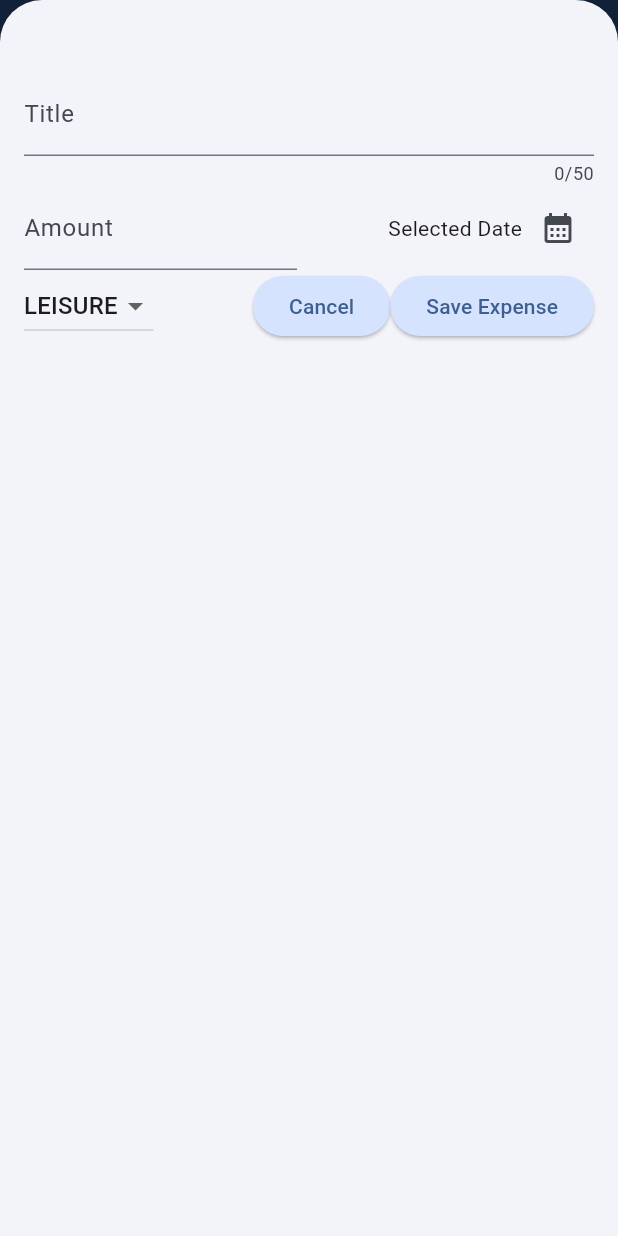
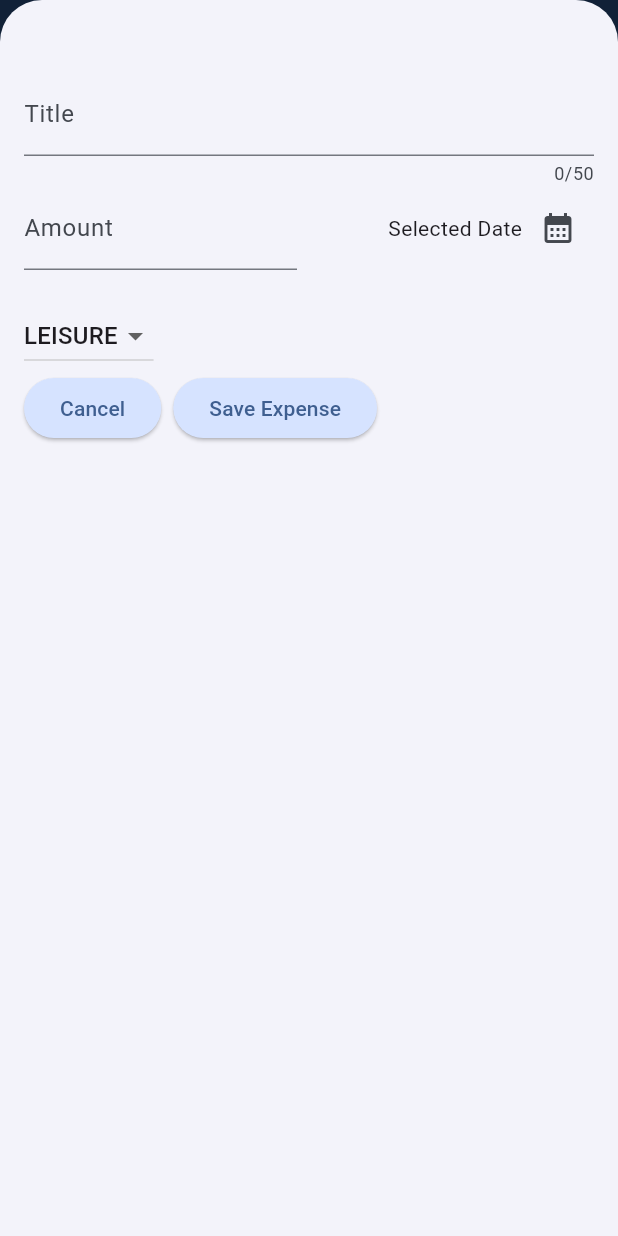
Before and after one commit to krissalv/expense_tracker, a Flutter app: the screen it shows after launch, after a tap on the "add" icon, on a phone screen of 412 x 824 dp. Run offline on Flutter 3.47's test engine with Material 3 defaults, Android fonts, the phone set to English and light mode, and no system bars.

Commit message:
Added + Fixed responsiveness for the new expenses modal

```diff
--- a/lib/model/expense.dart
+++ b/lib/model/expense.dart
@@ -1,32 +1,64 @@
 import 'package:flutter/material.dart';
 import 'package:uuid/uuid.dart';
 import 'package:intl/intl.dart';
+const uuid = Uuid();
+final formatter = DateFormat.yMd();
+enum Category {
+  food,
+  travel,
+  leisure,
+  work
+}
 
-const uuid = Uuid();
 const categoryIcons = {
-  Category.food: Icons.lunch_dining,
-  Category.travel: Icons.flight_takeoff,
+  Category.food : Icons.lunch_dining,
+  Category.travel : Icons.flight_takeoff,
   Category.leisure: Icons.movie,
-  Category.work: Icons.work
+  Category.work : Icons.work
+
 };
-final formatter = DateFormat.yMd();
 
-enum Category { food, travel, leisure, work }
-
-class Expense {
+class Expense{
   Expense({
     required this.title,
     required this.amount,
     required this.date,
-    required this.category,
-  }) : id = uuid.v4();
+    required this.category
+  }) : id= uuid.v4()  ;
 
   final String id;
   final String title;
   final double amount;
   final DateTime date;
   final Category category;
-  String get formattedDate {
+
+  String get formattedDate{
     return formatter.format(date);
   }
+
 }
+ class ExpenseBucket{
+    const ExpenseBucket({
+      required this.category,
+      required this.expenses
+    });
+
+    ExpenseBucket.forCategory(
+      List<Expense> allExpenses, this.category
+    ) : expenses = allExpenses.where((expense) =>
+      expense.category == category
+    ).toList();
+
+    final Category category;
+    final List<Expense> expenses;
+
+    double get totalExpenses{
+      double sum = 0;
+      for(final expense in expenses)
+      {
+        sum += expense.amount;
+      }
+      return sum;
+    }
+
+}
--- /dev/null
+++ b/lib/widgets/chart/chart.dart
@@ -0,0 +1,95 @@
+import 'package:flutter/material.dart';
+
+import 'package:expense_tracker/widgets/chart/chart_bar.dart';
+import 'package:expense_tracker/model/expense.dart';
+
+class Chart extends StatelessWidget {
+  const Chart({super.key, required this.expenses});
+
+  final List<Expense> expenses;
+
+  List<ExpenseBucket> get buckets {
+    return [
+      ExpenseBucket.forCategory(expenses, Category.food),
+      ExpenseBucket.forCategory(expenses, Category.leisure),
+      ExpenseBucket.forCategory(expenses, Category.travel),
+      ExpenseBucket.forCategory(expenses, Category.work),
+    ];
+  }
+
+  double get maxTotalExpense {
+    double maxTotalExpense = 0;
+
+    for (final bucket in buckets) {
+      if (bucket.totalExpenses > maxTotalExpense) {
+        maxTotalExpense = bucket.totalExpenses;
+      }
+    }
+
+    return maxTotalExpense;
+  }
+
+  @override
+  Widget build(BuildContext context) {
+    final isDarkMode =
+        MediaQuery.of(context).platformBrightness == Brightness.dark;
+    return Container(
+      margin: const EdgeInsets.all(16),
+      padding: const EdgeInsets.symmetric(
+        vertical: 16,
+        horizontal: 8,
+      ),
+      width: double.infinity,
+      height: 180,
+      decoration: BoxDecoration(
+        borderRadius: BorderRadius.circular(8),
+        gradient: LinearGradient(
+          colors: [
+            Theme.of(context).colorScheme.primary.withOpacity(0.3),
+            Theme.of(context).colorScheme.primary.withOpacity(0.0)
+          ],
+          begin: Alignment.bottomCenter,
+          end: Alignment.topCenter,
+        ),
+      ),
+      child: Column(
+        children: [
+          Expanded(
+            child: Row(
+              crossAxisAlignment: CrossAxisAlignment.end,
+              children: [
+                for (final bucket in buckets) // alternative to map()
+                  ChartBar(
+                    fill: bucket.totalExpenses == 0
+                        ? 0
+                        : bucket.totalExpenses / maxTotalExpense,
+                  )
+              ],
+            ),
+          ),
+          const SizedBox(height: 12),
+          Row(
+            children: buckets
+                .map(
+                  (bucket) => Expanded(
+                    child: Padding(
+                      padding: const EdgeInsets.symmetric(horizontal: 4),
+                      child: Icon(
+                        categoryIcons[bucket.category],
+                        color: isDarkMode
+                            ? Theme.of(context).colorScheme.secondary
+                            : Theme.of(context)
+                                .colorScheme
+                                .primary
+                                .withOpacity(0.7),
+                      ),
+                    ),
+                  ),
+                )
+                .toList(),
+          )
+        ],
+      ),
+    );
+  }
+}
--- /dev/null
+++ b/lib/widgets/chart/chart_bar.dart
@@ -0,0 +1,34 @@
+import 'package:flutter/material.dart';
+
+class ChartBar extends StatelessWidget {
+  const ChartBar({
+    super.key,
+    required this.fill,
+  });
+
+  final double fill;
+
+  @override
+  Widget build(BuildContext context) {
+    final isDarkMode =
+        MediaQuery.of(context).platformBrightness == Brightness.dark;
+    return Expanded(
+      child: Padding(
+        padding: const EdgeInsets.symmetric(horizontal: 4),
+        child: FractionallySizedBox(
+          heightFactor: fill,
+          child: DecoratedBox(
+            decoration: BoxDecoration(
+              shape: BoxShape.rectangle,
+              borderRadius:
+                  const BorderRadius.vertical(top: Radius.circular(8)),
+              color: isDarkMode
+                  ? Theme.of(context).colorScheme.secondary
+                  : Theme.of(context).colorScheme.primary.withOpacity(0.65),
+            ),
+          ),
+        ),
+      ),
+    );
+  }
+}
--- a/lib/widgets/expenses.dart
+++ b/lib/widgets/expenses.dart
@@ -2,6 +2,7 @@ import 'package:expense_tracker/model/expense.dart';
 import 'package:expense_tracker/widgets/expenses_list/expenses_list.dart';
 import 'package:flutter/material.dart';
 import 'package:expense_tracker/widgets/new_expense.dart';
+import 'package:expense_tracker/widgets/chart/chart.dart';
 
 class Expenses extends StatefulWidget {
   const Expenses({super.key});
@@ -15,6 +16,7 @@ class Expenses extends StatefulWidget {
 class _ExpensesState extends State<Expenses> {
   void _openAddExpenseOverlay() {
     showModalBottomSheet(
+      useSafeArea: true,
       isScrollControlled: true,
       context: context,
       builder: (ctx) => NewExpense(
@@ -62,6 +64,9 @@ class _ExpensesState extends State<Expenses> {
   ];
   @override
   Widget build(BuildContext context) {
+    var width = MediaQuery.of(context).size.width;
+    // print("Width ${MediaQuery.of(context).size.width}");
+    // print("Height ${MediaQuery.of(context).size.height}");
     Widget mainContent = const Center(
       child: Text('No ExpensesFound. Click + to add'),
     );
@@ -81,12 +86,19 @@ class _ExpensesState extends State<Expenses> {
           ),
         ],
       ),
-      body: Column(
-        children: [
-          Text("Chart"),
-          Expanded(child: mainContent),
-        ],
-      ),
+      body: width < 600
+          ? Column(
+              children: [
+                Chart(expenses: _registeredExpenses),
+                Expanded(child: mainContent),
+              ],
+            )
+          : Row(
+              children: [
+                Expanded(child: Chart(expenses: _registeredExpenses)),
+                Expanded(child: mainContent),
+              ],
+            ),
     );
   }
 }
--- a/lib/widgets/new_expense.dart
+++ b/lib/widgets/new_expense.dart
@@ -1,14 +1,17 @@
+import 'dart:io';
 import 'package:expense_tracker/model/expense.dart';
 import 'package:flutter/material.dart';
 import 'package:intl/intl.dart';
+import 'package:flutter/cupertino.dart';
 
-final formatter = DateFormat.yMd();
 
 class NewExpense extends StatefulWidget {
   const NewExpense({super.key, required this.onAddExpense});
+
   final void Function(Expense expense) onAddExpense;
   @override
   State<NewExpense> createState() {
+    // TODO: implement createState
     return _NewExpenseState();
   }
 }
@@ -19,21 +22,38 @@ class _NewExpenseState extends State<NewExpense> {
   DateTime? _selectedDate;
   Category _selectedCategory = Category.leisure;
 
-  //Controller for amount
   @override
   void dispose() {
     _titleController.dispose();
     _amountController.dispose();
-    //Make sure to dispose of it
     super.dispose();
   }
 
   void _submitExpenseData() {
     final enteredAmount = double.tryParse(_amountController.text);
-    final amountIsInvalid = enteredAmount == null || enteredAmount <= 0;
+    final isInvalidAmount = enteredAmount == null || enteredAmount <= 0;
+    //Check if title is empty
     if (_titleController.text.trim().isEmpty ||
-        amountIsInvalid ||
+        isInvalidAmount ||
         _selectedDate == null) {
+      if (Platform.isIOS) {
+        showCupertinoDialog(
+          context: context,
+          builder: (ctx) => CupertinoAlertDialog(
+            title: const Text('Invalid Input!'),
+            content: const Text(
+                'Please make sure valid title, amount, date were entered!'),
+            actions: [
+              TextButton(
+                onPressed: () {
+                  Navigator.pop(ctx);
+                },
+                child: const Text('Okay'),
+              ),
+            ],
+          ),
+        );
+      } else {
         showDialog(
           context: context,
           builder: (ctx) => AlertDialog(
@@ -48,9 +68,12 @@ class _NewExpenseState extends State<NewExpense> {
                 child: const Text('Okay'),
               ),
             ],
-              ));
+          ),
+        );
+      }
       return;
     }
+    //Do the stuff to save the expense
     widget.onAddExpense(
       Expense(
           title: _titleController.text,
@@ -64,11 +87,13 @@ class _NewExpenseState extends State<NewExpense> {
   void _presentDatePicker() async {
     final now = DateTime.now();
     final firstDate = DateTime(now.year - 1, now.month, now.day);
+
     final pickedDate = await showDatePicker(
       context: context,
       initialDate: now,
       firstDate: firstDate,
-        lastDate: now);
+      lastDate: now,
+    );
     setState(() {
       _selectedDate = pickedDate;
     });
@@ -76,24 +101,70 @@ class _NewExpenseState extends State<NewExpense> {
 
   @override
   Widget build(BuildContext context) {
-    return Padding(
-      padding: const EdgeInsets.fromLTRB(16, 48, 16, 16),
+    final keyboardSpace = MediaQuery.of(context).viewInsets.bottom;
+    return LayoutBuilder(builder: (ctx, constraints) {
+      final width = constraints.maxWidth;
+      return SizedBox(
+        height: double.infinity,
+        child: SingleChildScrollView(
+          child: Padding(
+            padding: EdgeInsets.fromLTRB(16, 48, 16, keyboardSpace + 16),
             child: Column(
               children: [
-          Row(
-            children: [
+                if (width >= 600)
+                  Row(crossAxisAlignment: CrossAxisAlignment.start, children: [
                     Expanded(
                       child: TextField(
                         controller: _titleController,
                         maxLength: 50,
                         keyboardType: TextInputType.name,
-                  decoration: InputDecoration(
+                        decoration: const InputDecoration(
                           label: Text('Title'),
                         ),
                       ),
                     ),
+                    const SizedBox(width: 24),
+                    Expanded(
+                      child: TextField(
+                        controller: _amountController,
+                        keyboardType: TextInputType.number,
+                        decoration: const InputDecoration(
+                          prefixText: '\$',
+                          label: Text('Amount'),
+                        ),
+                      ),
+                    ),
+                  ])
+                else
+                  TextField(
+                    controller: _titleController,
+                    maxLength: 50,
+                    keyboardType: TextInputType.name,
+                    decoration: const InputDecoration(
+                      label: Text('Title'),
+                    ),
+                  ),
+                if (width >= 600)
+                  Row(
+                    children: [
+                      const Spacer(),
+                      ElevatedButton(
+                        onPressed: () {
+                          Navigator.pop(context);
+                        },
+                        child: const Text('Cancel'),
+                      ),
+                      ElevatedButton(
+                        onPressed: () {
+                          // print(_titleController.text);
+                          // print(_amountController.text);
+                          _submitExpenseData();
+                        },
+                        child: const Text('Save Expense'),
+                      ),
                     ],
-          ),
+                  )
+                else
                   Row(
                     children: [
                       Expanded(
@@ -101,8 +172,8 @@ class _NewExpenseState extends State<NewExpense> {
                           controller: _amountController,
                           keyboardType: TextInputType.number,
                           decoration: const InputDecoration(
-                    prefixText: '\$',
-                    label: Text("Amount"),
+                            prefixText: '\$ ',
+                            label: Text('Amount'),
                           ),
                         ),
                       ),
@@ -125,6 +196,7 @@ class _NewExpenseState extends State<NewExpense> {
                       ),
                     ],
                   ),
+                SizedBox(height: 20),
                 Row(
                   children: [
                     DropdownButton(
@@ -133,36 +205,41 @@ class _NewExpenseState extends State<NewExpense> {
                           .map(
                             (category) => DropdownMenuItem(
                               value: category,
-                        child: Text(
-                          category.name.toString().toUpperCase(),
-                        ),
+                              child: Text(category.name.toString().toUpperCase()),
                             ),
                           )
                           .toList(),
                       onChanged: (value) {
-                  if (value == null) {
-                    return;
-                  }
+                        if (value == null) return;
                         setState(() {
                           _selectedCategory = value;
                         });
                       },
                     ),
-              Spacer(),
+                  ],
+                ),
+                if (width < 600)
+                  Row(
+                    children: [
                       ElevatedButton(
                         onPressed: () {
                           Navigator.pop(context);
                         },
-                child: const Text("Cancel"),
+                        child: const Text('Cancel'),
                       ),
+                      const SizedBox(width: 8),
                       ElevatedButton(
                         onPressed: _submitExpenseData,
-                child: Text('Save Expense'),
+                        child: const Text('Save Expense'),
                       ),
                     ],
                   ),
+
               ],
             ),
+          ),
+        ),
       );
+    });
   }
 }
```
Lines whose indentation alone changed are shown as unchanged.
